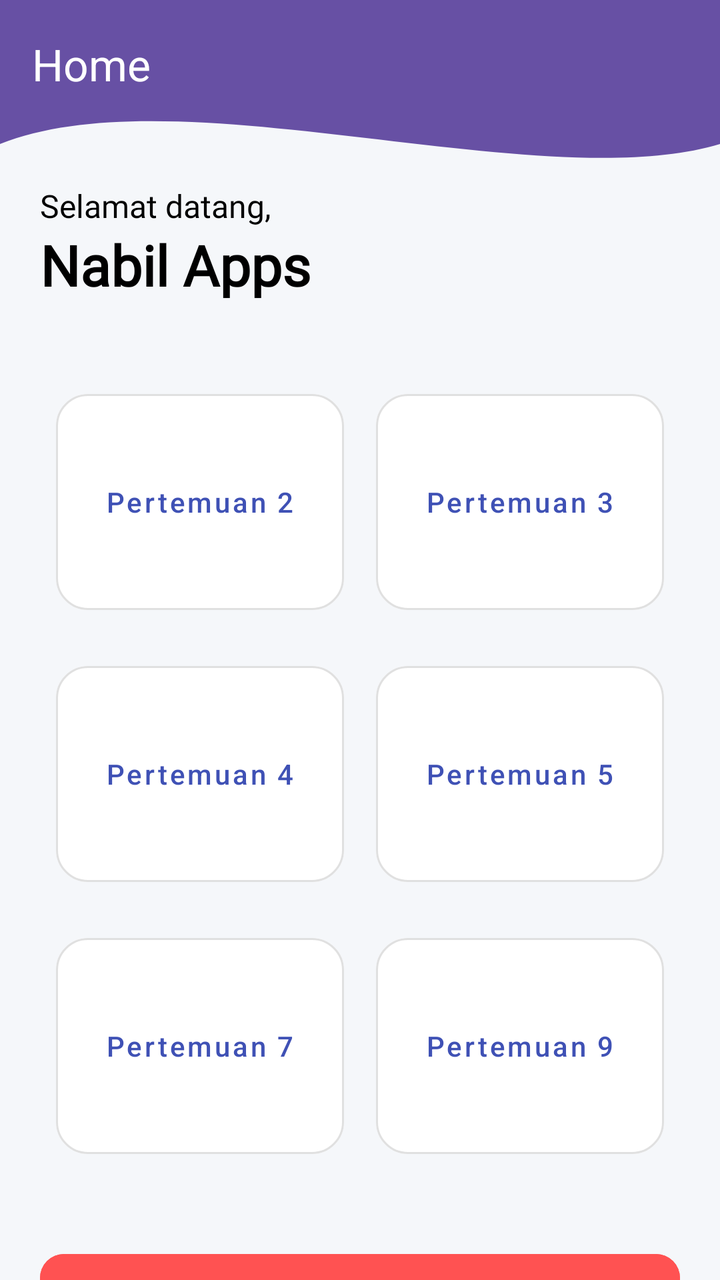
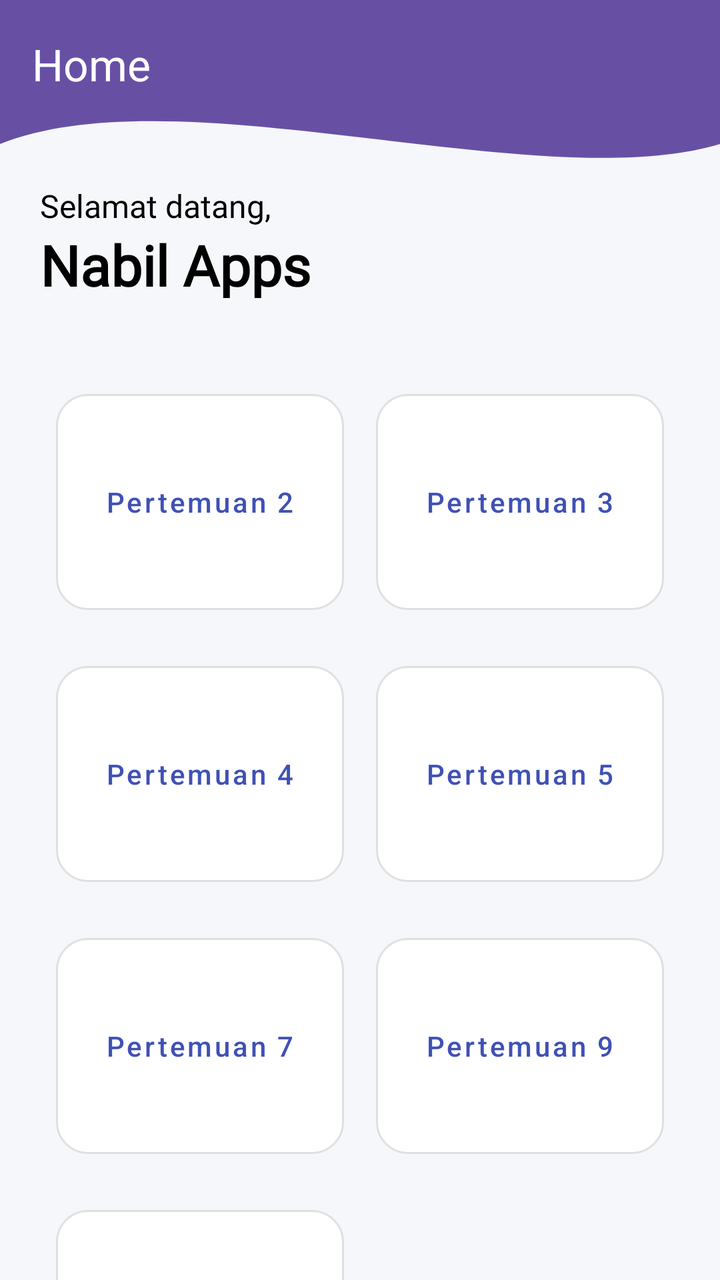

Before-and-after screenshots of an Android layout around one commit, followed by the original layout XML and the change that was made.
<!-- AndroidManifest.xml: application theme Theme.NabilApps -->
<!-- res/layout/fragment_home.xml -->
<?xml version="1.0" encoding="utf-8"?>
<androidx.constraintlayout.widget.ConstraintLayout xmlns:android="http://schemas.android.com/apk/res/android"
    xmlns:app="http://schemas.android.com/apk/res-auto"
    xmlns:tools="http://schemas.android.com/tools"
    android:id="@+id/main"
    android:layout_width="match_parent"
    android:layout_height="match_parent"
    android:background="#F5F7FA"
    tools:context=".Home.HomeFragment">

    <View
        android:id="@+id/background_header"
        android:layout_width="0dp"
        android:layout_height="180dp"
        android:background="@drawable/bg_header_wave"
        app:layout_constraintEnd_toEndOf="parent"
        app:layout_constraintStart_toStartOf="parent"
        app:layout_constraintTop_toTopOf="parent" />

    <androidx.appcompat.widget.Toolbar
        android:id="@+id/toolbar"
        android:layout_width="match_parent"
        android:layout_height="?attr/actionBarSize"
        android:background="@android:color/transparent"
        app:title="Home"
        app:titleTextColor="@android:color/white"
        app:layout_constraintTop_toTopOf="parent" />

    <androidx.core.widget.NestedScrollView
        android:layout_width="match_parent"
        android:layout_height="0dp"
        android:clipToPadding="false"
        app:layout_constraintBottom_toBottomOf="parent"
        app:layout_constraintTop_toBottomOf="@id/toolbar">

        <LinearLayout
            android:layout_width="match_parent"
            android:layout_height="wrap_content"
            android:orientation="vertical"
            android:padding="20dp">

            <TextView
                android:id="@+id/tvGreeting"
                android:layout_width="wrap_content"
                android:layout_height="wrap_content"
                android:layout_marginTop="8dp"
                android:fontFamily="@font/oswald"
                android:text="Selamat datang,"
                android:textColor="@color/black"
                android:textSize="16sp" />

            <TextView
                android:id="@+id/textView"
                android:layout_width="wrap_content"
                android:layout_height="wrap_content"
                android:fontFamily="@font/oswald"
                android:text="Nabil Apps"
                android:textColor="@android:color/black"
                android:textSize="28sp"
                android:textStyle="bold" />

            <GridLayout
                android:layout_width="match_parent"
                android:layout_height="wrap_content"
                android:layout_marginTop="32dp"
                android:alignmentMode="alignMargins"
                android:columnCount="2"
                android:columnOrderPreserved="false">

                <com.google.android.material.button.MaterialButton
                    android:id="@+id/btnToSecond"
                    style="@style/Widget.MaterialComponents.Button.OutlinedButton"
                    android:layout_width="0dp"
                    android:layout_height="120dp"
                    android:layout_columnWeight="1"
                    android:layout_margin="8dp"
                    android:backgroundTint="@color/white"
                    android:text="Pertemuan 2"
                    android:textAllCaps="false"
                    android:textColor="#3F51B5"
                    app:cornerRadius="16dp"
                    app:strokeColor="#E0E0E0" />

                <com.google.android.material.button.MaterialButton
                    android:id="@+id/btnToThird"
                    style="@style/Widget.MaterialComponents.Button.OutlinedButton"
                    android:layout_width="0dp"
                    android:layout_height="120dp"
                    android:layout_columnWeight="1"
                    android:layout_margin="8dp"
                    android:backgroundTint="@color/white"
                    android:text="Pertemuan 3"
                    android:textAllCaps="false"
                    android:textColor="#3F51B5"
                    app:cornerRadius="16dp"
                    app:strokeColor="#E0E0E0" />

                <com.google.android.material.button.MaterialButton
                    android:id="@+id/btnToFourth"
                    style="@style/Widget.MaterialComponents.Button.OutlinedButton"
                    android:layout_width="0dp"
                    android:layout_height="120dp"
                    android:layout_columnWeight="1"
                    android:layout_margin="8dp"
                    android:backgroundTint="@color/white"
                    android:text="Pertemuan 4"
                    android:textAllCaps="false"
                    android:textColor="#3F51B5"
                    app:cornerRadius="16dp"
                    app:strokeColor="#E0E0E0" />

                <com.google.android.material.button.MaterialButton
                    android:id="@+id/btnToFifth"
                    style="@style/Widget.MaterialComponents.Button.OutlinedButton"
                    android:layout_width="0dp"
                    android:layout_height="120dp"
                    android:layout_columnWeight="1"
                    android:layout_margin="8dp"
                    android:backgroundTint="@color/white"
                    android:text="Pertemuan 5"
                    android:textAllCaps="false"
                    android:textColor="#3F51B5"
                    app:cornerRadius="16dp"
                    app:strokeColor="#E0E0E0" />

                <com.google.android.material.button.MaterialButton
                    android:id="@+id/btnToSeventh"
                    style="@style/Widget.MaterialComponents.Button.OutlinedButton"
                    android:layout_width="0dp"
                    android:layout_height="120dp"
                    android:layout_columnWeight="1"
                    android:layout_margin="8dp"
                    android:backgroundTint="@color/white"
                    android:text="Pertemuan 7"
                    android:textAllCaps="false"
                    android:textColor="#3F51B5"
                    app:cornerRadius="16dp"
                    app:strokeColor="#E0E0E0" />

                <com.google.android.material.button.MaterialButton
                    android:id="@+id/btnToNinth"
                    style="@style/Widget.MaterialComponents.Button.OutlinedButton"
                    android:layout_width="0dp"
                    android:layout_height="120dp"
                    android:layout_columnWeight="1"
                    android:layout_margin="8dp"
                    android:backgroundTint="@color/white"
                    android:text="Pertemuan 9"
                    android:textAllCaps="false"
                    android:textColor="#3F51B5"
                    app:cornerRadius="16dp"
                    app:strokeColor="#E0E0E0" />

            </GridLayout>

            <com.google.android.material.button.MaterialButton
                android:id="@+id/btnLogout"
                android:layout_width="match_parent"
                android:layout_height="wrap_content"
                android:layout_marginTop="32dp"
                android:layout_marginBottom="20dp"
                android:backgroundTint="#FF5252"
                android:padding="12dp"
                android:text="Keluar Aplikasi"
                android:textAllCaps="false"
                android:textColor="@color/white"
                app:cornerRadius="12dp" />

        </LinearLayout>
    </androidx.core.widget.NestedScrollView>

</androidx.constraintlayout.widget.ConstraintLayout>
<!-- resources referenced by this layout -->
<resources>
  <color name="black">#FF000000</color>
  <color name="white">#FFFFFFFF</color>
  <!-- drawable bg_header_wave (drawable) -->
  <vector xmlns:android="http://schemas.android.com/apk/res/android"
      android:width="100dp"
      android:height="100dp"
      android:viewportWidth="100"
      android:viewportHeight="100">
  
      
      <path
          android:fillColor="?attr/colorPrimary"
          android:pathData="
              M0,0
              L100,0
              L100,40
              C 75,55
                25,20
                0,40
              Z" />
  </vector>
  <style name="Theme.NabilApps" parent="Base.Theme.NabilApps" />
  <style name="Base.Theme.NabilApps" parent="Theme.Material3.DayNight.NoActionBar">
          
          
      </style>
</resources>

<!-- the commit's change to res/layout/fragment_home.xml (unified diff, before → after) -->
@@ -151,6 +151,20 @@
                     app:cornerRadius="16dp"
                     app:strokeColor="#E0E0E0" />
 
+                <com.google.android.material.button.MaterialButton
+                    android:id="@+id/btnToTenth"
+                    style="@style/Widget.MaterialComponents.Button.OutlinedButton"
+                    android:layout_width="0dp"
+                    android:layout_height="120dp"
+                    android:layout_columnWeight="1"
+                    android:layout_margin="8dp"
+                    android:backgroundTint="@color/white"
+                    android:text="Pertemuan 10"
+                    android:textAllCaps="false"
+                    android:textColor="#3F51B5"
+                    app:cornerRadius="16dp"
+                    app:strokeColor="#E0E0E0" />
+
             </GridLayout>
 
             <com.google.android.material.button.MaterialButton
